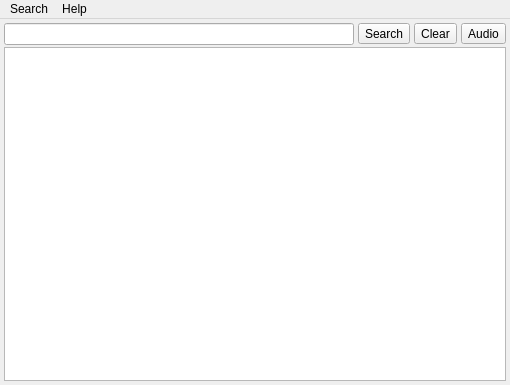
Before: the Qt Designer form reo/qt/ui/mainwin.ui in mufeedali/Wordbook, drawn with Qt 5.
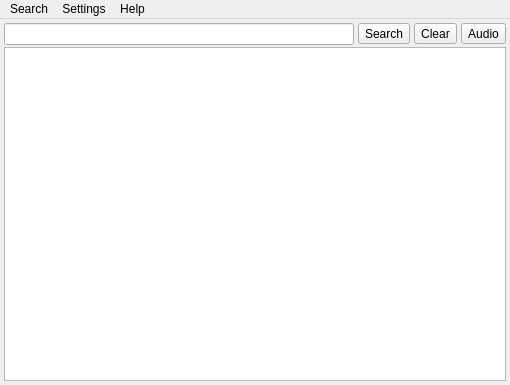
After: the same form once the commit is applied. Icons and pictures are not drawn.

```diff
--- a/reo/qt/ui/mainwin.ui
+++ b/reo/qt/ui/mainwin.ui
@@ -155,7 +155,16 @@
     <addaction name="actionAbout"/>
     <addaction name="actionQuit"/>
    </widget>
+   <widget class="QMenu" name="menuSettings">
+    <property name="title">
+     <string>Settings</string>
+    </property>
+    <addaction name="actionLive_Search"/>
+    <addaction name="actionDark_Mode"/>
+    <addaction name="actionDebug"/>
+   </widget>
    <addaction name="menuSearch"/>
+   <addaction name="menuSettings"/>
    <addaction name="menuHelp"/>
   </widget>
   <action name="actionPaste_Search">
```
Left out of the diff: 28 changed lines with no effect on the pictures.
